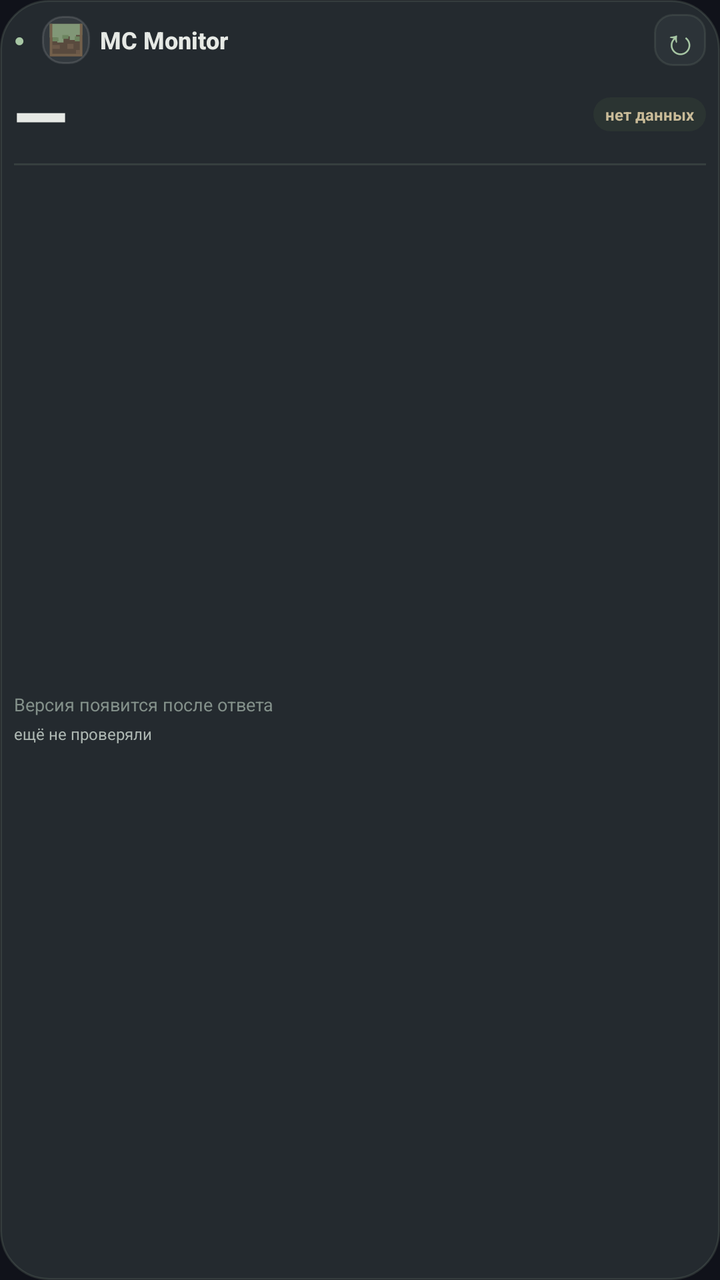
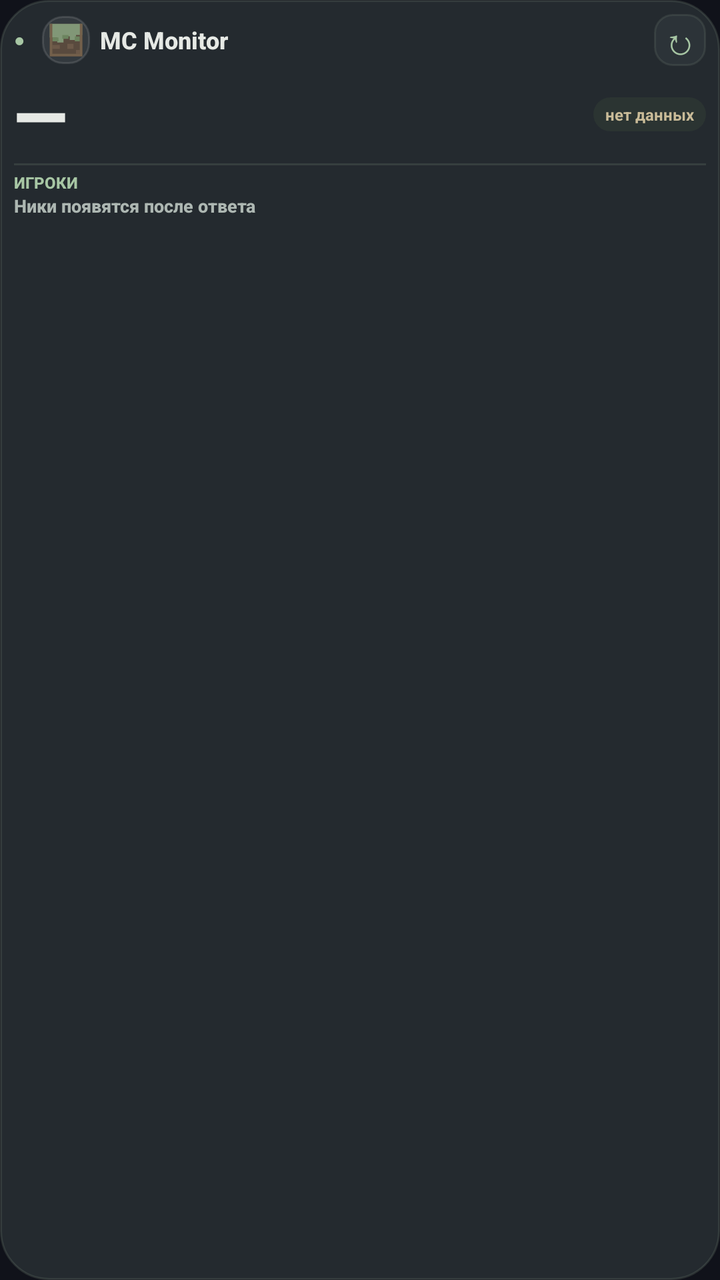

An Android layout rendered at two revisions. The XML below is the earlier revision; the diff shows what the commit changed to produce the second picture.
<!-- AndroidManifest.xml: application theme AppTheme -->
<!-- res/layout/widget_remote_2x2.xml -->
<?xml version="1.0" encoding="utf-8"?>
<LinearLayout xmlns:android="http://schemas.android.com/apk/res/android"
    android:id="@+id/wRoot"
    android:layout_width="match_parent"
    android:layout_height="match_parent"
    android:background="@drawable/bg_widget"
    android:orientation="vertical"
    android:padding="7dp">

    <LinearLayout
        android:layout_width="match_parent"
        android:layout_height="wrap_content"
        android:gravity="center_vertical"
        android:orientation="horizontal">

        <TextView
            android:id="@+id/wDot"
            android:layout_width="14dp"
            android:layout_height="wrap_content"
            android:text="●"
            android:textColor="@color/widget_accent"
            android:textSize="9sp" />

        <ImageView
            android:id="@+id/wServerIcon"
            android:layout_width="24dp"
            android:layout_height="24dp"
            android:background="@drawable/bg_server_icon"
            android:contentDescription="Иконка сервера"
            android:padding="2dp"
            android:scaleType="fitCenter"
            android:src="@drawable/ic_server_fallback" />

        <TextView
            android:id="@+id/wName"
            android:layout_width="0dp"
            android:layout_height="wrap_content"
            android:layout_marginStart="5dp"
            android:layout_weight="1"
            android:ellipsize="end"
            android:fontFamily="sans-serif-medium"
            android:maxLines="1"
            android:text="MC Monitor"
            android:textColor="@color/widget_text"
            android:textSize="12sp"
            android:textStyle="bold" />

        <TextView
            android:id="@+id/wRefresh"
            android:layout_width="26dp"
            android:layout_height="26dp"
            android:background="@drawable/bg_widget_button"
            android:contentDescription="Обновить"
            android:gravity="center"
            android:text="↻"
            android:textColor="@color/widget_accent"
            android:textSize="18sp" />
    </LinearLayout>

    <LinearLayout
        android:layout_width="match_parent"
        android:layout_height="wrap_content"
        android:layout_marginTop="1dp"
        android:gravity="center_vertical"
        android:orientation="horizontal">

        <TextView
            android:id="@+id/wCount"
            android:layout_width="wrap_content"
            android:layout_height="wrap_content"
            android:fontFamily="sans-serif-black"
            android:text="—"
            android:textColor="@color/widget_text"
            android:textSize="35sp"
            android:textStyle="bold" />

        <TextView
            android:id="@+id/wMax"
            android:layout_width="wrap_content"
            android:layout_height="wrap_content"
            android:layout_marginStart="4dp"
            android:layout_marginBottom="4dp"
            android:textColor="@color/widget_soft"
            android:textSize="11sp"
            android:textStyle="bold" />

        <LinearLayout
            android:layout_width="0dp"
            android:layout_height="1dp"
            android:layout_weight="1" />

        <TextView
            android:id="@+id/wStatus"
            android:layout_width="wrap_content"
            android:layout_height="wrap_content"
            android:background="@drawable/bg_widget_pill"
            android:paddingStart="6dp"
            android:paddingTop="3dp"
            android:paddingEnd="6dp"
            android:paddingBottom="3dp"
            android:text="нет данных"
            android:textColor="@color/widget_waiting"
            android:textSize="8sp"
            android:textStyle="bold" />
    </LinearLayout>

    <LinearLayout
        android:layout_width="match_parent"
        android:layout_height="1dp"
        android:layout_marginTop="1dp"
        android:background="#337F927E" />

    <LinearLayout
        android:layout_width="match_parent"
        android:layout_height="0dp"
        android:layout_marginTop="3dp"
        android:layout_weight="1"
        android:gravity="center_vertical"
        android:orientation="vertical">

        <TextView
            android:id="@+id/wVersion"
            android:layout_width="match_parent"
            android:layout_height="wrap_content"
            android:ellipsize="end"
            android:maxLines="2"
            android:text="Версия появится после ответа"
            android:textColor="@color/widget_dim"
            android:textSize="9sp" />

        <TextView
            android:id="@+id/wLastUpdated"
            android:layout_width="match_parent"
            android:layout_height="wrap_content"
            android:layout_marginTop="3dp"
            android:ellipsize="end"
            android:maxLines="1"
            android:text="ещё не проверяли"
            android:textColor="@color/widget_soft"
            android:textSize="8sp" />
    </LinearLayout>
</LinearLayout>
<!-- resources referenced by this layout -->
<resources>
  <color name="widget_accent">#A7C6A4</color>
  <color name="widget_dim">#83908A</color>
  <color name="widget_soft">#ADB7B2</color>
  <color name="widget_text">#E6E9E5</color>
  <color name="widget_waiting">#C9BB98</color>
  <!-- drawable bg_server_icon (drawable) -->
  <?xml version="1.0" encoding="utf-8"?>
  <shape xmlns:android="http://schemas.android.com/apk/res/android"
      android:shape="rectangle">
      <solid android:color="#12FFFFFF" />
      <corners android:radius="10dp" />
      <stroke
          android:width="1dp"
          android:color="#1FFFFFFF" />
  </shape>
  <!-- drawable bg_widget (drawable) -->
  <?xml version="1.0" encoding="utf-8"?>
  <shape xmlns:android="http://schemas.android.com/apk/res/android"
      android:shape="rectangle">
      <solid android:color="@color/widget_bg" />
      <corners android:radius="24dp" />
      <stroke
          android:width="1dp"
          android:color="@color/widget_stroke" />
  </shape>
  <!-- drawable bg_widget_button (drawable) -->
  <?xml version="1.0" encoding="utf-8"?>
  <shape xmlns:android="http://schemas.android.com/apk/res/android"
      android:shape="rectangle">
      <solid android:color="#2C3338" />
      <corners android:radius="9dp" />
      <stroke
          android:width="1dp"
          android:color="#2E81927F" />
  </shape>
  <!-- drawable bg_widget_pill (drawable) -->
  <?xml version="1.0" encoding="utf-8"?>
  <shape xmlns:android="http://schemas.android.com/apk/res/android"
      android:shape="rectangle">
      <solid android:color="#2B3432" />
      <corners android:radius="9dp" />
  </shape>
  <!-- drawable ic_server_fallback (drawable) -->
  <?xml version="1.0" encoding="utf-8"?>
  <vector xmlns:android="http://schemas.android.com/apk/res/android"
      android:width="32dp"
      android:height="32dp"
      android:viewportWidth="32"
      android:viewportHeight="32">
      <path
          android:fillColor="#594A3E"
          android:pathData="M3,3h26v26h-26z" />
      <path
          android:fillColor="#819777"
          android:pathData="M3,3h26v9h-5v4h-5v-3h-5v5h-5v-4h-6z" />
      <path
          android:fillColor="#6C5949"
          android:pathData="M5,20h6v3h-6zM17,19h5v4h-5zM24,24h3v3h-3z" />
      <path
          android:fillColor="#6C845F"
          android:pathData="M5,14h5v3h-5zM13,12h5v3h-5zM23,13h4v4h-4z" />
      <path
          android:fillColor="#74604B"
          android:pathData="M3,3h2v26h-2zM27,3h2v26h-2zM3,27h26v2h-26z" />
  </vector>
  <style name="AppTheme" parent="@android:style/Theme.Material.NoActionBar">
          <item name="android:windowBackground">@color/bg_top</item>
          <item name="android:colorAccent">@color/mint</item>
          <item name="android:statusBarColor">@color/status_bar</item>
          <item name="android:navigationBarColor">@color/bg_top</item>
          <item name="android:windowLightStatusBar">false</item>
          <item name="android:windowActionModeOverlay">true</item>
          <item name="android:popupMenuStyle">@style/AppPopupMenu</item>
      </style>
  <color name="widget_bg">#F5252B30</color>
  <color name="widget_stroke">#387F927E</color>
  <color name="bg_top">#10121A</color>
  <color name="mint">#7EE0A3</color>
  <color name="status_bar">#FF454A52</color>
  <style name="AppPopupMenu" parent="@android:style/Widget.Material.PopupMenu">
          <item name="android:popupBackground">@drawable/bg_dialog</item>
          <item name="android:textColor">@color/text</item>
      </style>
  <!-- drawable bg_dialog (drawable) -->
  <?xml version="1.0" encoding="utf-8"?>
  <shape xmlns:android="http://schemas.android.com/apk/res/android"
      android:shape="rectangle">
      <solid android:color="#1E222E" />
      <corners android:radius="22dp" />
      <stroke
          android:width="1dp"
          android:color="#26FFFFFF" />
  </shape>
  <color name="text">#EEF2F8</color>
</resources>

<!-- the commit's change to res/layout/widget_remote_2x2.xml (unified diff, before → after) -->
@@ -119,24 +119,27 @@
         android:orientation="vertical">
 
         <TextView
-            android:id="@+id/wVersion"
+            android:id="@+id/wPlayersLabel"
             android:layout_width="match_parent"
             android:layout_height="wrap_content"
-            android:ellipsize="end"
-            android:maxLines="2"
-            android:text="Версия появится после ответа"
-            android:textColor="@color/widget_dim"
-            android:textSize="9sp" />
+            android:fontFamily="sans-serif-medium"
+            android:text="@string/widget_players_label"
+            android:textColor="@color/widget_accent"
+            android:textSize="8sp"
+            android:textStyle="bold" />
 
         <TextView
-            android:id="@+id/wLastUpdated"
+            android:id="@+id/wPlayersEmpty"
             android:layout_width="match_parent"
-            android:layout_height="wrap_content"
-            android:layout_marginTop="3dp"
+            android:layout_height="0dp"
+            android:layout_weight="1"
             android:ellipsize="end"
-            android:maxLines="1"
-            android:text="ещё не проверяли"
+            android:fontFamily="sans-serif-medium"
+            android:gravity="top"
+            android:maxLines="2"
+            android:text="@string/widget_players_loading"
             android:textColor="@color/widget_soft"
-            android:textSize="8sp" />
+            android:textSize="9sp"
+            android:textStyle="bold" />
     </LinearLayout>
 </LinearLayout>
<!-- resource entries referenced after the edit -->
@@ -1,7 +1,6 @@
 <!-- resources referenced by this layout -->
 <resources>
   <color name="widget_accent">#A7C6A4</color>
-  <color name="widget_dim">#83908A</color>
   <color name="widget_soft">#ADB7B2</color>
   <color name="widget_text">#E6E9E5</color>
   <color name="widget_waiting">#C9BB98</color>
@@ -65,6 +64,8 @@
           android:fillColor="#74604B"
           android:pathData="M3,3h2v26h-2zM27,3h2v26h-2zM3,27h26v2h-26z" />
   </vector>
+  <string name="widget_players_label">ИГРОКИ</string>
+  <string name="widget_players_loading">Ники появятся после ответа</string>
   <style name="AppTheme" parent="@android:style/Theme.Material.NoActionBar">
           <item name="android:windowBackground">@color/bg_top</item>
           <item name="android:colorAccent">@color/mint</item>
